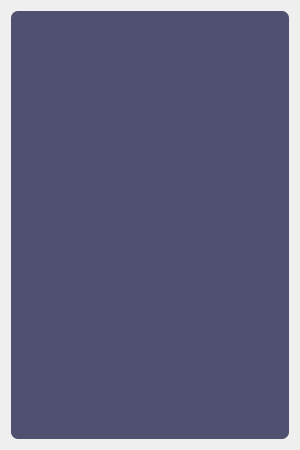
Old version of the form Dialoge/dialog_programm.ui in the repository mikejg/CamHelper.
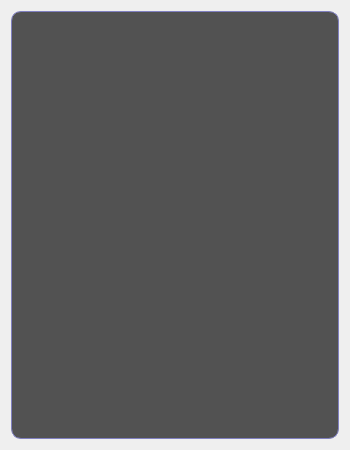
New version of the form. Icons and pictures are not drawn.

The edit to the form file:
```diff
--- a/Dialoge/dialog_programm.ui
+++ b/Dialoge/dialog_programm.ui
@@ -6,13 +6,13 @@
    <rect>
     <x>0</x>
     <y>0</y>
-    <width>300</width>
+    <width>350</width>
     <height>450</height>
    </rect>
   </property>
   <property name="minimumSize">
    <size>
-    <width>300</width>
+    <width>350</width>
     <height>450</height>
    </size>
   </property>
@@ -26,10 +26,45 @@
   <property name="styleSheet">
    <string notr="true">QDialog#Dialog_Programm {border-image: url(:/Icons/Main/Wallpaper5_klein.png) 0 0 0 0 stretch stretch;}
 
-QTableView {color:rgb(192,192,192);
-                  background-color: rgb(80,80,112);
-                  border-radius:7px;
+/*QTableView {color:rgb(192,192,192);
+                  background-color: rgba(0,0,0,192);
+                  border-radius:7px;}*/
       			 /*show-decoration-selected: 1; /* make the selection span the entire width of the view */
+
+QTableView{color:rgb(128,128,128);
+					 background:rgba(0,0,0,168); 
+                     border: 1px  solid;
+                      border-color: rgb(128, 128, 192);
+					  border-radius: 10px;}
+
+QScrollBar:vertical {
+    border: 1px solid #999999;
+    background: rgba(255,255,255,32);
+    width: 12px; /* Breite der Scrollbar */
+    margin: 0px 0px 0px 0px;
+    border-radius: 6px; /* Abrundung der Scrollbar-Leiste */
+}
+
+QScrollBar::handle:vertical {
+    background: rgb(128,128,192);/*#a0a0a0; /* Farbe des Scrollbar-Griffs */
+    min-height: 20px;
+    border-radius: 5px; /* Abrundung des Griffs */
+}
+
+QScrollBar::add-line:vertical {
+    border: none;
+    background: none;
+}
+
+QScrollBar::sub-line:vertical {
+    border: none;
+    background: none;
+}
+
+QScrollBar::up-arrow:vertical, QScrollBar::down-arrow:vertical {
+    border: none;
+    background: none;
+    color: none;
 }
 </string>
   </property>
@@ -47,7 +82,8 @@
 
 QTableView::indicator:checked {
     background-color: #4CAF50; /* Hintergrundfarbe wenn gecheckt (Beispiel: Grün) */
-     background-color: rgba(255, 255, 255,0);
+   border-radius:6px;
+     /*background-color: rgba(255, 255, 255,0);
     /*border: 1px solid #4CAF50; /* Rahmenfarbe wenn gecheckt (kann gleich sein) */
     /*image: url(:/icons/checkmark.png); /* Optional: Ein Häkchen-Bild einfügen */
     image: url(:/Icons/Main/check.png);
@@ -56,6 +92,7 @@
 
 QTableView::indicator:unchecked {
     background-color: #808080; /* Hintergrundfarbe wenn nicht gecheckt (Beispiel: Weiß) */
+    border-radius:3px
 }
 
 QTableView::indicator:hover {
@@ -71,12 +108,10 @@
     border-top-left-radius: 8px; } /* Obere linke Ecke abrunden */
 
 QHeaderView::section:last {
-    border-top-right-radius: 8px; /* Obere rechte Ecke abrunden */
-    border-buttom-right-radius: 0px;
-}</string>
+    border-top-right-radius: 8px; }/* Obere rechte Ecke abrunden */</string>
      </property>
      <attribute name="horizontalHeaderStretchLastSection">
-      <bool>false</bool>
+      <bool>true</bool>
      </attribute>
     </widget>
    </item>
```
Left out of the diff: 2 changed lines with no effect on the pictures.
